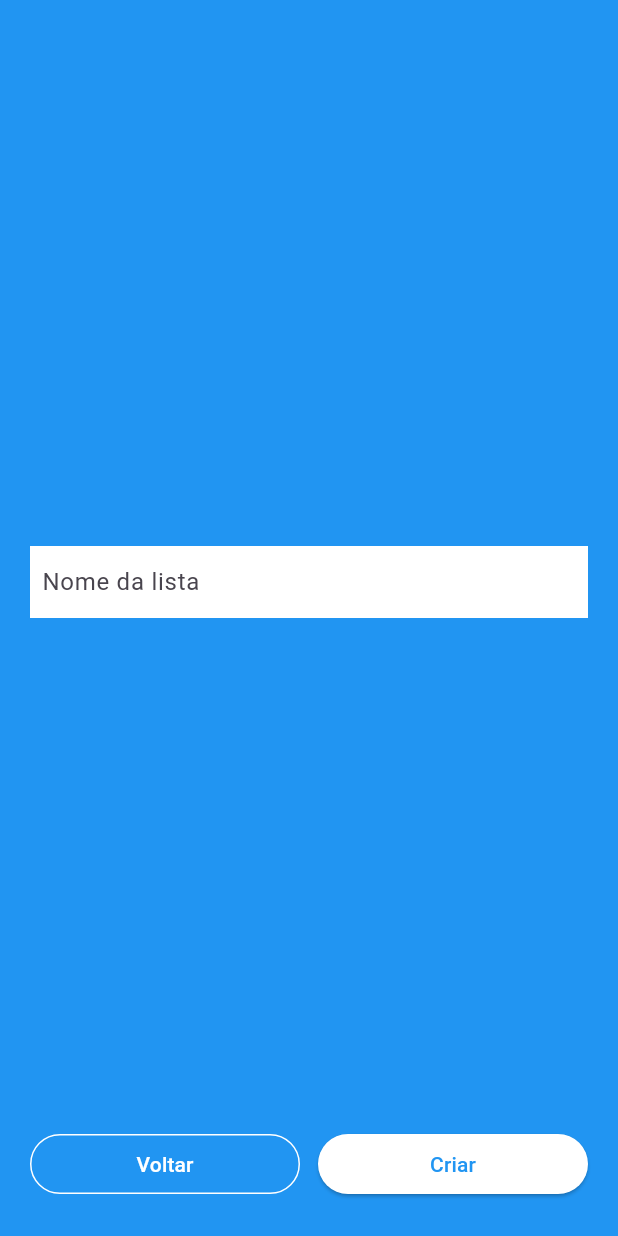
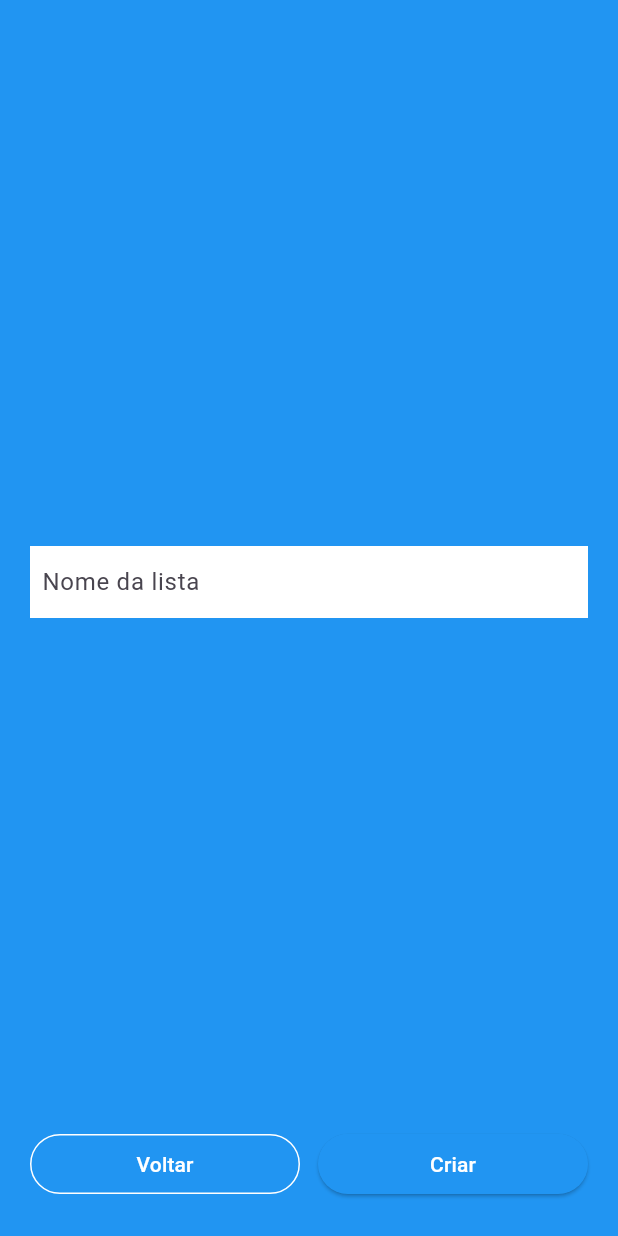
Before and after one commit to marcusagenciaoasis/buy_list, a Flutter app: the screen it shows after launch, after a tap on the "add" icon, on a phone screen of 412 x 824 dp. Run offline on Flutter 3.47's test engine with Material 3 defaults, Android fonts, the phone set to English and light mode, and no system bars; our stand-ins replace get_it.

Commit message:
feat: implement theme management with light and dark modes, add Montserrat font, and create configuration page

```diff
--- /dev/null
+++ b/buy_list/devtools_options.yaml
@@ -0,0 +1,3 @@
+description: This file stores settings for Dart & Flutter DevTools.
+documentation: https://docs.flutter.dev/tools/devtools/extensions#configure-extension-enablement-states
+extensions:
--- a/buy_list/lib/main.dart
+++ b/buy_list/lib/main.dart
@@ -1,8 +1,12 @@
 import 'package:buy_list/pages/create_shopping_list_page.dart';
 import 'package:buy_list/pages/shopping_lists_page.dart';
+import 'package:buy_list/store/theme.store.dart';
+import 'package:buy_list/themes/themes.dart';
 import 'package:flutter/material.dart';
+import 'package:get_it/get_it.dart';
 
 void main() {
+  GetIt.I.registerSingleton<ThemeStore>(ThemeStore());
   runApp(const MyApp());
 }
 
@@ -11,15 +15,23 @@ class MyApp extends StatelessWidget {
 
   @override
   Widget build(BuildContext context) {
+    return ValueListenableBuilder(
+      valueListenable: GetIt.I.get<ThemeStore>().theMode,
+      builder: (context, themeMode, _) {
         return MaterialApp(
           title: 'Shopping List',
           debugShowCheckedModeBanner: false,
           routes: {
             '/shopping_lists': (context) => const ShoppingListPage(),
-        '/create_shopping_list': (context) => const CreateShoppingListPage(),
+            '/create_shopping_list': (context) =>
+                const CreateShoppingListPage(),
           },
-      theme: ThemeData(colorScheme: .fromSeed(seedColor: Colors.deepPurple)),
+          themeMode: themeMode,
+          theme: lightTheme(),
+          darkTheme: darkTheme(),
           initialRoute: '/shopping_lists',
+        );
+      },
     );
   }
 }
--- a/buy_list/lib/pages/create_shopping_list_page.dart
+++ b/buy_list/lib/pages/create_shopping_list_page.dart
@@ -31,7 +31,9 @@ class _CreateShoppingListPageState extends State<CreateShoppingListPage> {
   Widget build(BuildContext context) {
     final viewInsets = MediaQuery.of(context).viewInsets.bottom;
     return Scaffold(
-      backgroundColor: const Color(0xFF2195F2),
+      backgroundColor: Theme.of(context).brightness == Brightness.dark
+          ? Theme.of(context).scaffoldBackgroundColor
+          : const Color(0xFF2195F2),
       body: SafeArea(
         child: AnimatedPadding(
           padding: EdgeInsets.fromLTRB(20, 24, 20, 24 + viewInsets),
@@ -91,13 +93,7 @@ class _CreateShoppingListPageState extends State<CreateShoppingListPage> {
                       child: ElevatedButton(
                         key: Key("createListBtn"),
                         onPressed: createList,
-                        style: ElevatedButton.styleFrom(
-                          backgroundColor: Colors.white,
-                          foregroundColor: const Color(0xFF2195F2),
-                          shape: RoundedRectangleBorder(
-                            borderRadius: BorderRadius.circular(24),
-                          ),
-                        ),
+
                         child: const Text('Criar'),
                       ),
                     ),
--- a/buy_list/lib/pages/shopping_lists_page.dart
+++ b/buy_list/lib/pages/shopping_lists_page.dart
@@ -1,4 +1,5 @@
 import 'package:buy_list/models/shopping_list_group.model.dart';
+import 'package:buy_list/pages/config.page.dart';
 import 'package:buy_list/pages/product_list_page.dart';
 import 'package:buy_list/widgets/shopping_list/shopping_list_empty_view.widget.dart';
 import 'package:buy_list/widgets/shopping_list/shopping_list_group_view.widget.dart';
@@ -43,12 +44,19 @@ class _ShoppingListPageState extends State<ShoppingListPage> {
         title: Text('Minhas listas', style: TextStyle(color: Colors.white)),
         centerTitle: true,
         elevation: 1,
-        backgroundColor: Color(0xFF4CAF50),
         actions: [
           IconButton(
             onPressed: () {},
             icon: Icon(Icons.diamond),
             color: Color(0xFFFFC107),
+          ),
+          IconButton(
+            onPressed: () {
+              Navigator.of(
+                context,
+              ).push(MaterialPageRoute(builder: (context) => ConfigPage()));
+            },
+            icon: Icon(Icons.settings, color: Colors.white),
           ),
         ],
       ),
@@ -66,7 +74,7 @@ class _ShoppingListPageState extends State<ShoppingListPage> {
         onPressed: () {
           addNewList();
         },
-        backgroundColor: Color(0xFF2195F2),
+
         child: Icon(Icons.add, color: Colors.white),
       ),
     );
--- /dev/null
+++ b/buy_list/lib/store/theme.store.dart
@@ -0,0 +1,7 @@
+import 'package:flutter/material.dart';
+
+class ThemeStore {
+  final theMode = ValueNotifier(ThemeMode.system);
+
+  void setThemeMode(ThemeMode mode) => theMode.value = mode;
+}
--- /dev/null
+++ b/buy_list/lib/themes/themes.dart
@@ -0,0 +1,131 @@
+import 'package:flutter/material.dart';
+import 'package:flutter/services.dart';
+
+ThemeData lightTheme() {
+  return ThemeData.light().copyWith(
+    textTheme: ThemeData.light().textTheme.copyWith(
+      titleLarge: const TextStyle(
+        fontSize: 20,
+        fontWeight: FontWeight.bold,
+        color: Colors.black54,
+      ),
+      labelSmall: const TextStyle(fontSize: 12, color: Color(0xFF111111)),
+    ),
+
+    appBarTheme: const AppBarTheme(
+      backgroundColor: Color(0xFF4CAF50),
+      foregroundColor: Colors.white,
+      systemOverlayStyle: SystemUiOverlayStyle.light,
+      elevation: 1,
+    ),
+
+    elevatedButtonTheme: ElevatedButtonThemeData(
+      style: ElevatedButton.styleFrom(
+        backgroundColor: const Color(0xFF2195F2),
+        foregroundColor: Colors.white,
+        shape: RoundedRectangleBorder(borderRadius: BorderRadius.circular(24)),
+      ),
+    ),
+
+    progressIndicatorTheme: const ProgressIndicatorThemeData(
+      color: Color(0xFF4CAF50),
+      linearTrackColor: Color(0xFF9E9E9E),
+    ),
+
+    floatingActionButtonTheme: const FloatingActionButtonThemeData(
+      backgroundColor: Color(0xFF4CAF50),
+      foregroundColor: Colors.white,
+    ),
+  );
+}
+
+ThemeData darkTheme() {
+  return ThemeData(
+    brightness: Brightness.dark, // Indica ao Flutter que é um tema escuro
+    fontFamily: "Montserrat",
+    scaffoldBackgroundColor: const Color(0xFF121212), // Aplica a cor de fundo
+
+    textTheme: const TextTheme(
+      bodyLarge: TextStyle(color: Colors.black, fontSize: 16),
+      bodyMedium: TextStyle(color: Colors.white),
+      titleLarge: TextStyle(
+        color: Colors.white,
+        fontSize: 14,
+        fontWeight: FontWeight.bold,
+      ),
+      labelSmall: TextStyle(color: Colors.white, fontSize: 12),
+    ),
+
+    textSelectionTheme: const TextSelectionThemeData(cursorColor: Colors.white),
+
+    iconTheme: const IconThemeData(color: Colors.white),
+
+    dividerTheme: const DividerThemeData(color: Colors.white70),
+
+    bottomSheetTheme: const BottomSheetThemeData(
+      backgroundColor: Color(0xFF303030),
+      modalBackgroundColor: Color(0xFF303030),
+      shape: RoundedRectangleBorder(borderRadius: BorderRadius.zero),
+    ),
+
+    textButtonTheme: TextButtonThemeData(
+      style: TextButton.styleFrom(foregroundColor: const Color(0xFF4DB051)),
+    ),
+
+    appBarTheme: const AppBarTheme(
+      titleTextStyle: TextStyle(
+        color: Colors.white,
+        fontSize: 20,
+        fontWeight: FontWeight.bold,
+      ),
+      backgroundColor: Color(0xFF000000),
+      foregroundColor: Colors.white,
+      systemOverlayStyle: SystemUiOverlayStyle.light,
+      elevation: 1,
+    ),
+
+    elevatedButtonTheme: ElevatedButtonThemeData(
+      style: ElevatedButton.styleFrom(
+        backgroundColor: const Color(0xFF4CAF50),
+        foregroundColor: Colors.white,
+        shape: RoundedRectangleBorder(borderRadius: BorderRadius.circular(24)),
+      ),
+    ),
+
+    inputDecorationTheme: InputDecorationTheme(
+      filled: false,
+      isDense: true,
+      contentPadding: const EdgeInsets.symmetric(vertical: 8),
+
+      hintStyle: const TextStyle(
+        color: Colors.white70,
+        fontWeight: FontWeight.w400,
+      ),
+      labelStyle: const TextStyle(
+        color: Colors.white70,
+        fontWeight: FontWeight.w400,
+      ),
+      border: OutlineInputBorder(
+        borderRadius: BorderRadius.circular(0),
+        borderSide: BorderSide.none,
+      ),
+    ),
+
+    cardTheme: CardThemeData(
+      color: const Color(0xFF2D5F2F),
+      shape: RoundedRectangleBorder(borderRadius: BorderRadius.circular(4)),
+    ),
+
+    progressIndicatorTheme: const ProgressIndicatorThemeData(
+      color: Color(0xFF4DB051), // Substitui o valueColor (cor da barra)
+      linearTrackColor: Color(
+        0xFFFFFFFF,
+      ), // Substitui o backgroundColor exclusivo da barra linear
+    ),
+
+    floatingActionButtonTheme: const FloatingActionButtonThemeData(
+      backgroundColor: Color(0xFF4CAF50),
+      foregroundColor: Colors.white,
+    ),
+  );
+}
```
Also changed, not shown: buy_list/lib/pages/config.page.dart (added, +71 -0 lines), buy_list/lib/pages/product_list_page.dart (+3 -4 lines), buy_list/lib/themes/app_colors.dart (added, +23 -0 lines), buy_list/lib/widgets/product_list_page/add_item.widget.dart (+8 -8 lines), buy_list/lib/widgets/product_list_page/edit_item.widget.dart (+14 -5 lines), buy_list/lib/widgets/product_list_page/shopping_list_items_view.widget.dart (+5 -2 lines), buy_list/lib/widgets/product_list_page/summary_bar.widget.dart (+3 -4 lines), buy_list/lib/widgets/shopping_list/shopping_list_group_view.widget.dart (+1 -9 lines), buy_list/pubspec.yaml (+9 -14 lines), buy_list/assets/fonts/Montserrat-Bold.ttf (added), buy_list/assets/fonts/Montserrat-Regular.ttf (added), buy_list/pubspec.lock. Lines whose indentation alone changed are shown as unchanged.
